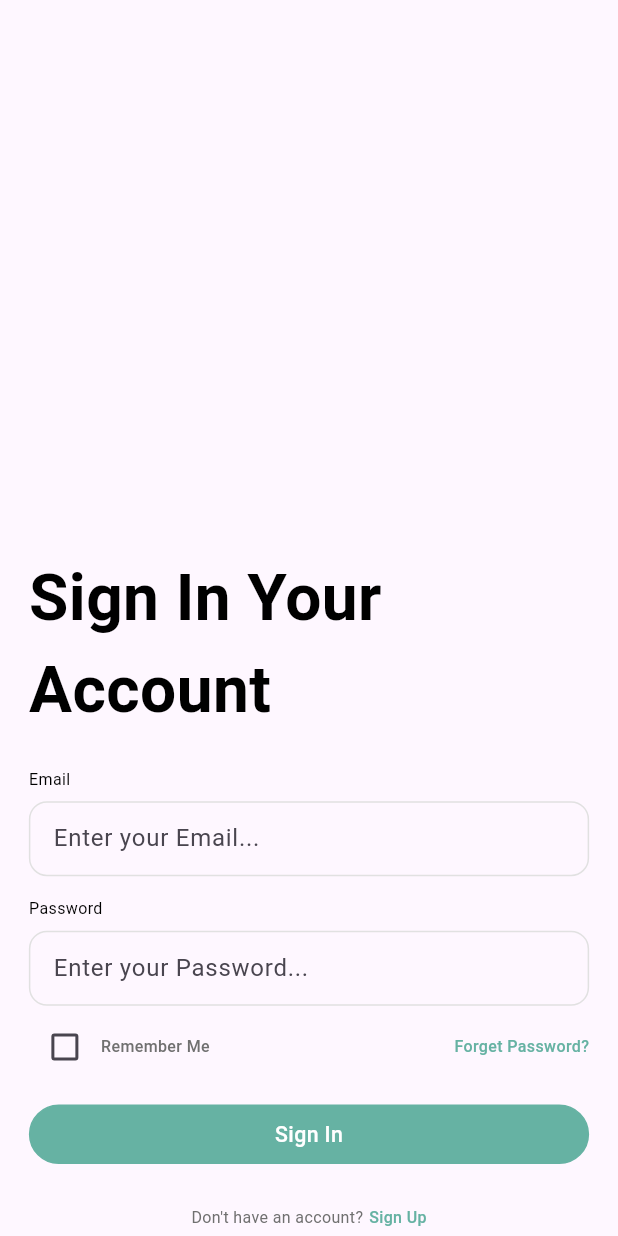
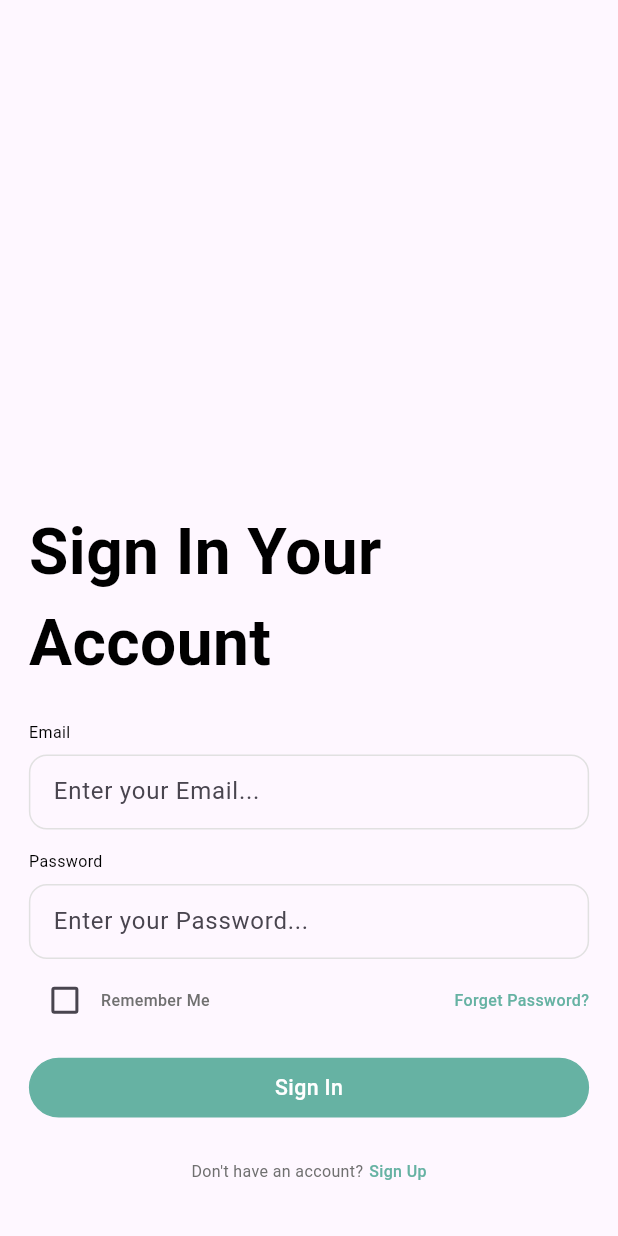
Before and after one commit to zamansheikh/car_pooling, a Flutter app: the screen it shows after launch, on a phone screen of 412 x 824 dp. Run offline on Flutter 3.47's test engine with Material 3 defaults, Android fonts, the phone set to English and light mode, and no system bars; our stand-ins replace flutter_screenutil, flutter_svg, get, google_fonts, loading_animation_widget.

Commit message:
add sign up screen and update sign in screen layout; refactor auth controller and routes

```diff
--- a/lib/controller/auth_controller.dart
+++ b/lib/controller/auth_controller.dart
@@ -3,11 +3,9 @@ import 'package:flutter/widgets.dart';
 import 'package:get/get.dart';
 
 class AuthController extends GetxController {
-  // =================>>>>>>>>>>>>> Text Editing Controllers <<<<<<<<<<<<<===============
+  // =================>>>>>>>>>>>>> Normal Variables <<<<<<<<<<<<<===============
   TextEditingController emailController = TextEditingController();
   TextEditingController passwordController = TextEditingController();
-
-  // =================>>>>>>>>>>>>> keys <<<<<<<<<<<<<===============
   final formKey = GlobalKey<FormState>();
 
   // =================>>>>>>>>>>>>> RX variables <<<<<<<<<<<<<===============
--- a/lib/core/components/custom_input_field.dart
+++ b/lib/core/components/custom_input_field.dart
@@ -56,6 +56,7 @@ class CustomInputField extends StatelessWidget {
                 if (prefixIcon != null) SizedBox(width: 12.w),
                 Flexible(
                   child: TextFormField(
+                    controller: controller,
                     // To remove default styling and setting hint text
                     decoration: InputDecoration(
                       hintText:
--- a/lib/core/helper/app_routes.dart
+++ b/lib/core/helper/app_routes.dart
@@ -1,4 +1,5 @@
 import 'package:car_pooling/view/auth/sign_in_screen.dart';
+import 'package:car_pooling/view/auth/sign_up_screen.dart';
 import 'package:car_pooling/view/auth/splash_screen.dart';
 import 'package:get/get.dart';
 
@@ -6,10 +7,12 @@ class AppRoutes {
   // =================>>>>>>>>>>>>> Auth Feature <<<<<<<<<<<<<===============
   static String splashScreen = "/splash_screen";
   static String signIn = "/sign_in";
+  static String signUp = "/sign_up";
 
   static List<GetPage> pages = [
     // =================>>>>>>>>>>>>> Auth Feature <<<<<<<<<<<<<===============
     GetPage(name: splashScreen, page: () => const SplashScreen()),
     GetPage(name: signIn, page: () => SignInScreen()),
+    GetPage(name: signUp, page: () => SignUpScreen()),
   ];
 }
--- a/lib/view/auth/sign_in_screen.dart
+++ b/lib/view/auth/sign_in_screen.dart
@@ -3,6 +3,7 @@ import 'package:car_pooling/core/components/custom_button.dart';
 import 'package:car_pooling/core/components/custom_input_field.dart';
 import 'package:car_pooling/core/constant/app_colors.dart';
 import 'package:car_pooling/core/constant/app_style.dart';
+import 'package:car_pooling/core/helper/app_routes.dart';
 import 'package:flutter/material.dart';
 import 'package:flutter_screenutil/flutter_screenutil.dart';
 import 'package:get/get.dart';
@@ -16,33 +17,14 @@ class SignInScreen extends StatelessWidget {
     return Scaffold(
       body: SafeArea(
         child: Padding(
-          padding: EdgeInsets.symmetric(horizontal: 20.w, vertical: 5.h),
+          padding: EdgeInsets.symmetric(horizontal: 20.w, vertical: 40.h),
           child: ListView(
-            // The child inside the listview are layed out bottom to top
             reverse: true,
             children: [
-              // =================>>>>>>>>>>>>> goto sign up <<<<<<<<<<<<<===============
-              Row(
-                spacing: 4.w,
-                mainAxisAlignment: MainAxisAlignment.center,
+              Column(
                 children: [
-                  Text(
-                    "Don't have an account?",
-                    style: AppStyle.smallRegular.copyWith(
-                      color: AppColors.gray,
-                    ),
-                  ),
-                  GestureDetector(
-                    child: Text(
-                      "Sign Up",
-                      style: AppStyle.smallMedium.copyWith(
-                        color: AppColors.primary,
-                      ),
-                    ),
-                  ),
-                ],
-              ),
-              SizedBox(height: 32.h),
+                  Text("Sign In Your Account", style: AppStyle.headerBold1),
+                  SizedBox(height: 24.h),
                   Form(
                     key: controller.formKey,
                     child: Column(
@@ -104,9 +86,31 @@ class SignInScreen extends StatelessWidget {
                       ],
                     ),
                   ),
-
-              SizedBox(height: 24.h),
-              Text("Sign In Your Account", style: AppStyle.headerBold1),
+                  SizedBox(height: 32.h),
+                  // =================>>>>>>>>>>>>> goto sign up <<<<<<<<<<<<<===============
+                  Row(
+                    spacing: 4.w,
+                    mainAxisAlignment: MainAxisAlignment.center,
+                    children: [
+                      Text(
+                        "Don't have an account?",
+                        style: AppStyle.smallRegular.copyWith(
+                          color: AppColors.gray,
+                        ),
+                      ),
+                      GestureDetector(
+                        onTap: () => Get.toNamed(AppRoutes.signUp),
+                        child: Text(
+                          "Sign Up",
+                          style: AppStyle.smallMedium.copyWith(
+                            color: AppColors.primary,
+                          ),
+                        ),
+                      ),
+                    ],
+                  ),
+                ],
+              ),
             ],
           ),
         ),
```
Also changed, not shown: lib/view/auth/sign_up_screen.dart (added, +10 -0 lines). Lines whose indentation alone changed are shown as unchanged.
